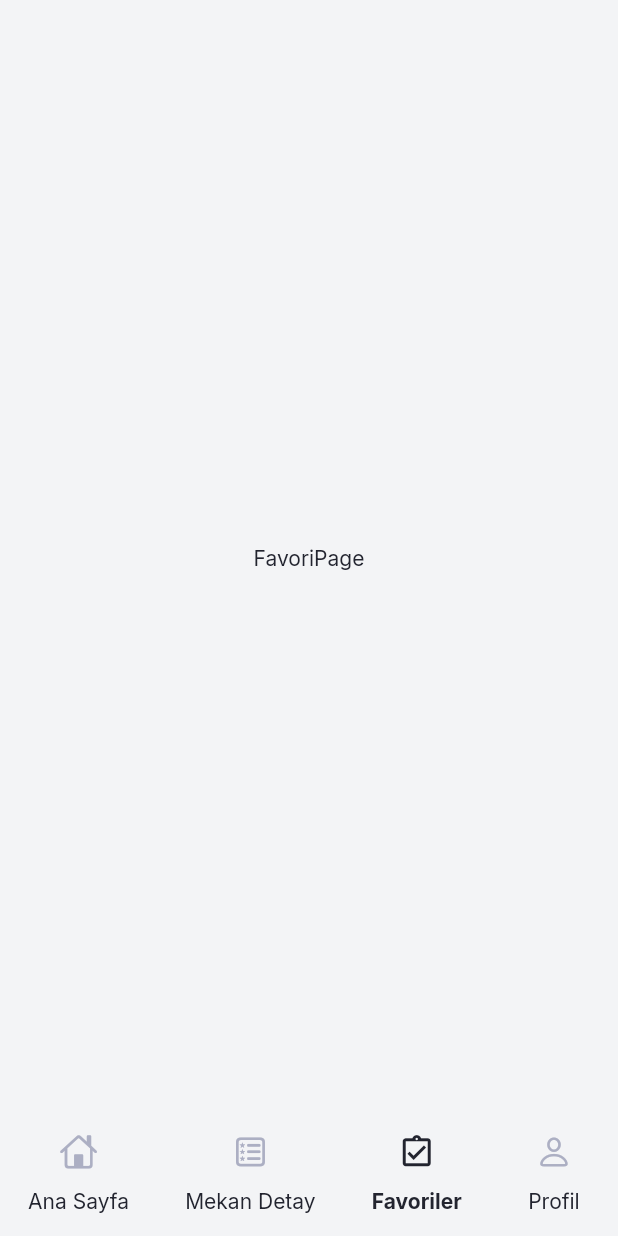
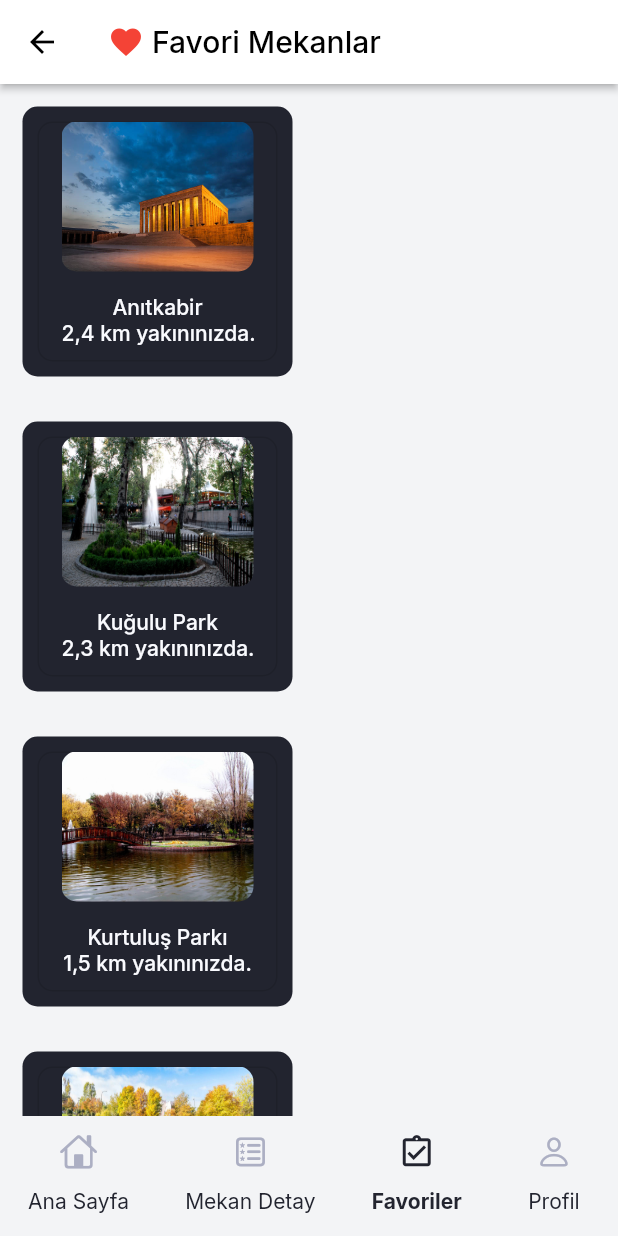
Before and after one commit to wolfe88/Bootcamp-f5, a Flutter app: the screen it shows after launch, item 3 of the bottom bar chosen, on a phone screen of 412 x 824 dp. Run offline on Flutter 3.47's test engine with Material 2 defaults, Android fonts, the phone set to English and light mode, and no system bars; our stand-ins replace cached_network_image, cloud_firestore, firebase_auth, firebase_core, gap, get and 3 more; missing offline and left inert: flutter_rating_native; accounts and stored records are empty; network calls fail; project files that could hold a hidden picture were left out.

Commit message:
favorites page eklendi

```diff
--- a/lib/models/user_model.dart
+++ b/lib/models/user_model.dart
@@ -15,11 +15,15 @@ class UserModel {
 
   UserModel copyWith({
     String? name,
+    String? surname,
+    String? bio,
     String? email,
     String? uid,
   }) {
     return UserModel(
       name: name ?? this.name,
+      surname: surname ?? this.surname,
+      bio: bio ?? this.bio,
       email: email ?? this.email,
       uid: uid ?? this.uid,
     );
@@ -40,6 +44,8 @@ class UserModel {
   factory UserModel.fromMap(Map<String, dynamic> map) {
     return UserModel(
       name: map['name'] ?? '',
+      surname: map['surname'] ?? '',
+      bio: map['bio'] ?? '',
       uid: map['uid'] ?? '',
       email: map['email'] ?? '',
     );
--- a/lib/pages/favori_page.dart
+++ b/lib/pages/favori_page.dart
@@ -1,12 +1,44 @@
+import 'package:explore_nearby/pages/profile_page.dart';
 import 'package:flutter/material.dart';
+
+import '../widgets/fav_place_card.dart';
+import '../yeni/mekan_card_detay.dart';
 
 class FavoriPage extends StatelessWidget {
   const FavoriPage({super.key});
 
   @override
   Widget build(BuildContext context) {
-    return const Center(
-      child: Text("FavoriPage"),
+    return Scaffold(
+      appBar: AppBar(
+        title: Row(
+          children: [
+            Icon(Icons.favorite, color: Colors.red),
+            Text(" Favori Mekanlar"),
+          ]
+        ),
+        elevation: 2,
+        leading: IconButton(
+            onPressed: (){
+              Navigator.of(context).push(MaterialPageRoute(
+                  builder: (context) => const ProfilePage()));
+            },
+            icon: const Icon(Icons.arrow_back)),
+      ),
+      body: SafeArea(
+          child: SingleChildScrollView(
+            scrollDirection: Axis.vertical,
+            child: Column(
+              children: [
+                Column(
+                  children:
+                    mekanListesi
+                        .map((denememekan) => FavoritePlaceCard(place: denememekan)).toList(),
+                ),
+              ],
+            )
+          )
+      ),
     );
   }
 }
--- /dev/null
+++ b/lib/widgets/fav_place_card.dart
@@ -0,0 +1,72 @@
+import 'package:flutter/cupertino.dart';
+import 'package:explore_nearby/theme.dart';
+import 'package:flutter/material.dart';
+
+ class FavoritePlaceCard extends StatelessWidget {
+  final Map<dynamic, dynamic> place;
+  const FavoritePlaceCard({super.key, required this.place});
+
+    @override
+    Widget build(BuildContext context) {
+      return Container(
+          width: 180,
+          height: 180,
+          margin:  const EdgeInsets.all(15),
+          padding: const EdgeInsets.all(10),
+          decoration: BoxDecoration(
+              color: AppColors.iconDark,
+              borderRadius: BorderRadius.circular(10)),
+          child:
+          OutlinedButton(
+            style: OutlinedButton.styleFrom(
+              shape: RoundedRectangleBorder(
+                borderRadius: BorderRadius.circular(10),
+              ),
+            ),
+            onPressed: (){},
+             child: Column(
+                children: [
+                  Container(
+                    margin: const EdgeInsets.only(bottom: 15),
+                    height: 100,
+                    decoration: BoxDecoration(
+                      borderRadius: BorderRadius.circular(10),
+                      image: DecorationImage(
+                        fit: BoxFit.fill,
+                        image: AssetImage("assets/images/${place["image"]}"),
+                      ),
+                    ),
+                 ),
+
+                 Column(
+                     children: [
+                       Row(
+                         mainAxisAlignment: MainAxisAlignment.center,
+                         children: [
+                           Text(
+                               "${place["mekanismi"]}",
+                               style: const TextStyle(
+                                 color: AppColors.cardLight,
+                               )
+                           ),
+                           ]
+                       ),
+                       Row(
+                         mainAxisAlignment: MainAxisAlignment.center,
+                         children: [
+                           Text(
+                             "${place["uzaklık"]}",
+                             style: const TextStyle(
+                               color: AppColors.cardLight,
+                             ),
+                           ),
+                         ],
+                       )
+                     ],
+                   ),
+              ]
+          ),
+        ),
+      );
+    }
+  }
--- a/lib/yeni/mekan_card_detay.dart
+++ b/lib/yeni/mekan_card_detay.dart
@@ -3,24 +3,28 @@ List<Map<dynamic, dynamic>> mekanListesi = [
     "image": "istockphoto-471509753-612x612.jpg",
     "mekanismi": "Anıtkabir",
     "degerlendirme": "5.0",
-    "adres": "Yücetepe, Akdeniz Cd. No:31, 06570 Çankaya/Ankara"
+    "adres": "Yücetepe, Akdeniz Cd. No:31, 06570 Çankaya/Ankara",
+    "uzaklık": "2,4 km yakınınızda."
   },
   {
     "image": "Ankara_Kuğulu_Park.jpg",
     "mekanismi": "Kuğulu Park",
     "degerlendirme": "4.5",
-    "adres": "Çankaya Kuğulu, Park, 06690 Çankaya/Ankara"
+    "adres": "Çankaya Kuğulu, Park, 06690 Çankaya/Ankara",
+    "uzaklık": "2,3 km yakınınızda."
   },
   {
     "image": "ankara-kurtulus-parki.jpg",
     "mekanismi": "Kurtuluş Parkı",
     "degerlendirme": "4.0",
-    "adres": "Prof. Dr. Nusret Fişek Caddesi No:39, 06420 Çankaya/Ankara"
+    "adres": "Prof. Dr. Nusret Fişek Caddesi No:39, 06420 Çankaya/Ankara",
+    "uzaklık": "1,5 km yakınınızda."
   },
   {
     "image": "segmenler-parki.jpg",
     "mekanismi": "Seğmenler Parkı",
     "degerlendirme": "3.5",
-    "adres": "Çankaya, 06680 Çankaya/Ankara"
+    "adres": "Çankaya, 06680 Çankaya/Ankara",
+    "uzaklık": "3,3 km yakınınızda."
   },
 ];
```
Also changed, not shown: lib/firebase/auth.dart (+8 -0 lines), lib/pages/profile_page.dart (+43 -18 lines), pubspec.lock.
